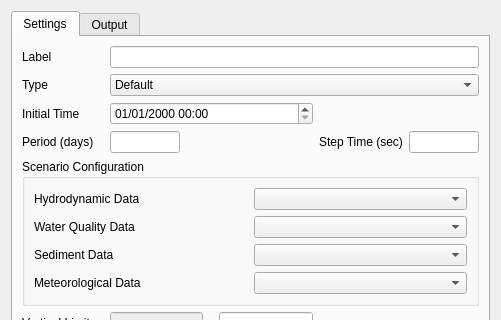
Qt form src/ui/create_simulation_dialog.ui (IPH-ECO/iph-eco-gui) before a commit; both pictures show x 0 to 501 and y 0 to 320 of the 501 by 659 pixel window.
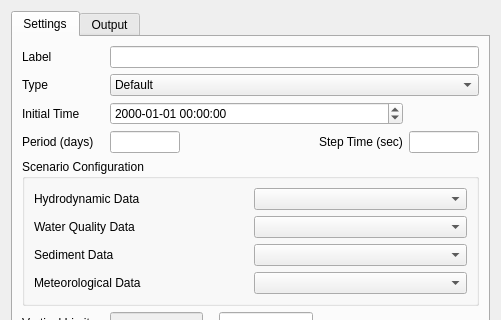
The same form after that commit. Icons and pictures are not drawn.

Commit message: - Changing range of cheesy, manning and White-Colebrook constants - Fixing QDateTime UTC conversions - Initial commit for Meteorological module

```diff
--- a/src/ui/create_simulation_dialog.ui
+++ b/src/ui/create_simulation_dialog.ui
@@ -62,13 +62,6 @@
          </item>
         </widget>
        </item>
-       <item row="2" column="1">
-        <widget class="QDateTimeEdit" name="edtInitialTime">
-         <property name="displayFormat">
-          <string>MM/dd/yyyy HH:mm</string>
-         </property>
-        </widget>
-       </item>
        <item row="11" column="1" colspan="3">
         <widget class="QPlainTextEdit" name="txtObservations"/>
        </item>
@@ -298,6 +291,13 @@
          </item>
         </layout>
        </item>
+       <item row="2" column="1" colspan="2">
+        <widget class="QDateTimeEdit" name="edtInitialTime">
+         <property name="displayFormat">
+          <string>yyyy-MM-dd HH:mm:ss</string>
+         </property>
+        </widget>
+       </item>
       </layout>
      </widget>
      <widget class="QWidget" name="tab_2">
```
The commit also changes 14 other files.
